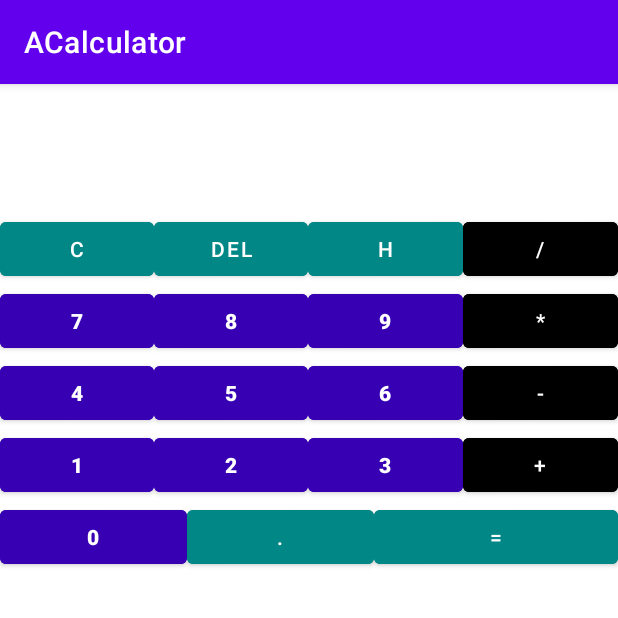
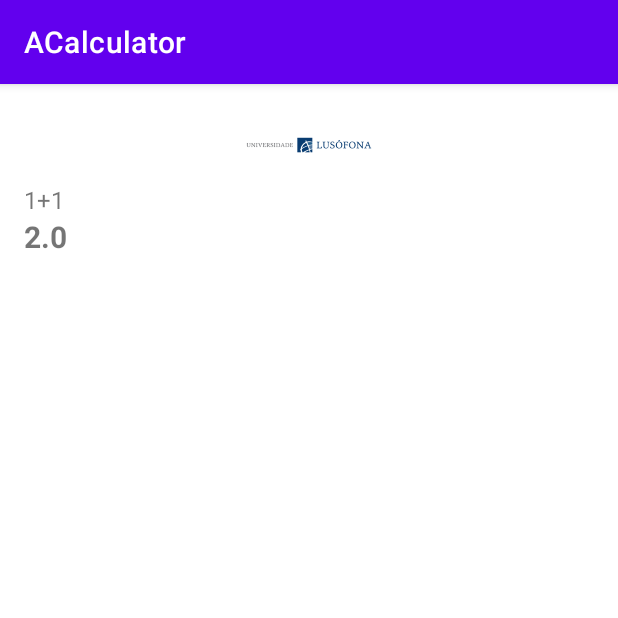
Before and after one commit to Martim-21805485/ACalculator, an Android app: the screen it shows after launch (MainActivity before the commit, HistoryActivity after it), after a tap on an icon or button, on a phone screen of 412 x 824 dp, the top half of it. Run offline under Robolectric (Android 15) with nearby library versions, the phone set to English and light mode, and no system bars; 2 other taps on this screen came first.

Commit message:
Ficha 6.... Enfim :/

```diff
--- a/app/build.gradle
+++ b/app/build.gradle
@@ -44,4 +44,5 @@ dependencies {
     testImplementation 'junit:junit:4.+'
     androidTestImplementation 'androidx.test.ext:junit:1.1.2'
     androidTestImplementation 'androidx.test.espresso:espresso-core:3.3.0'
+    implementation 'com.android.support:recyclerview-v7:28.0.0'
 }
--- a/app/src/main/AndroidManifest.xml
+++ b/app/src/main/AndroidManifest.xml
@@ -9,6 +9,7 @@
         android:roundIcon="@mipmap/ic_launcher_round"
         android:supportsRtl="true"
         android:theme="@style/Theme.ACalculator">
+        <activity android:name=".HistoryActivity"></activity>
         <activity android:name=".MainActivity">
             <intent-filter>
                 <action android:name="android.intent.action.MAIN" />
--- /dev/null
+++ b/app/src/main/java/com/example/acalculator/HistoryActivity.kt
@@ -0,0 +1,25 @@
+package com.example.acalculator
+
+import androidx.appcompat.app.AppCompatActivity
+import android.os.Bundle
+import androidx.recyclerview.widget.LinearLayoutManager
+import kotlinx.android.synthetic.main.activity_history.*
+
+
+class HistoryActivity : AppCompatActivity() {
+
+
+    override fun onCreate(savedInstanceState: Bundle?) {
+        super.onCreate(savedInstanceState)
+        setContentView(R.layout.activity_history)
+    }
+
+    override fun onStart() {
+        super.onStart()
+
+        val list = intent.getParcelableArrayListExtra<Operation>(EXTRA_HISTORY)
+
+        list_historic.layoutManager = LinearLayoutManager(this)
+        list_historic.adapter = HistoryAdapter(this,R.layout.item_expression,list as ArrayList<Operation>)
+    }
+}
--- a/app/src/main/java/com/example/acalculator/HistoryAdapter.kt
+++ b/app/src/main/java/com/example/acalculator/HistoryAdapter.kt
@@ -1,32 +1,37 @@
 package com.example.acalculator
 
 import android.content.Context
+import android.util.Log
 import android.view.LayoutInflater
 import android.view.View
 import android.view.ViewGroup
 import android.widget.ArrayAdapter
+import android.widget.ListAdapter
+import android.widget.TextView
+import androidx.recyclerview.widget.RecyclerView
 import kotlinx.android.synthetic.main.item_expression.view.*
 
-class HistoryAdapter (context: Context, private val layout: Int, items: ArrayList<String> ) : ArrayAdapter<String> (context,layout,items) {
+class HistoryAdapter(
+    private val context: Context,
+    private val layout: Int,
+    private val items: MutableList<Operation>) :RecyclerView.Adapter<HistoryAdapter.HistoryViewHolder>() {
 
-    override fun getCount(): Int {
-        return super.getCount()
+
+    class HistoryViewHolder(view: View): RecyclerView.ViewHolder(view){
+        val expression : TextView = view.text_expression
+        val result: TextView = view.text_result
     }
 
-    override fun getItem(position: Int): String? {
-        return super.getItem(position)
+
+    override fun onCreateViewHolder(parent: ViewGroup, viewType: Int): HistoryViewHolder {
+        return HistoryViewHolder(LayoutInflater.from(context).inflate(layout,parent,false))
     }
 
-    override fun getItemId(position: Int): Long {
-        return super.getItemId(position)
+    override fun onBindViewHolder(holder: HistoryViewHolder, position: Int) {
+        holder.expression.text = items[position].expression
+        holder.result.text = items[position].result.toString()
     }
 
-    override fun getView(position: Int, convertView: View?, parent: ViewGroup): View {
-        val view = convertView ?: LayoutInflater.from(context).inflate(layout,parent,false)
-        val expressionParts = getItem(position)?.split("=")
-        view.text_expression.text = expressionParts?.get(0)
-        view.text_result.text = expressionParts?.get(1)
-        return view
-    }
+    override fun getItemCount() = items.size
 
 }
--- a/app/src/main/java/com/example/acalculator/MainActivity.kt
+++ b/app/src/main/java/com/example/acalculator/MainActivity.kt
@@ -1,22 +1,25 @@
 package com.example.acalculator
 
+import android.content.Intent
 import android.content.res.Configuration
 import android.os.Bundle
 import android.text.format.DateFormat
 import android.util.Log
-import android.widget.AdapterView.OnItemClickListener
+import android.view.View
 import android.widget.Toast
 import androidx.appcompat.app.AppCompatActivity
 import kotlinx.android.synthetic.main.activity_main.*
 import net.objecthunter.exp4j.ExpressionBuilder
-import java.io.IOException
 import java.util.*
+import kotlin.collections.ArrayList
+
+const val EXTRA_HISTORY = "com.example.acalculator.HISTORY"
+class MainActivity : AppCompatActivity() {
 
 
-class MainActivity : AppCompatActivity() {
     private val TAG = MainActivity::class.java.simpleName
     private val VISOR_KEY = "visor"
-    private val list = mutableListOf("1+1=2")
+    private val list = mutableListOf(Operation("1+1",2.0))
     private var historyAdapter: HistoryAdapter? = null
 
     private var lastCal = "";
@@ -30,22 +33,6 @@ class MainActivity : AppCompatActivity() {
         super.onStart()
         Toast.makeText(this, "OnStart ${DateFormat.format(" hh:mm:ss", Date())}", Toast.LENGTH_SHORT).show()
 
-        button_0.setOnClickListener{ onClickSymbol("0") }
-        button_1.setOnClickListener{ onClickSymbol("1") }
-        button_2.setOnClickListener{ onClickSymbol("2") }
-        button_3.setOnClickListener{ onClickSymbol("3") }
-        button_4.setOnClickListener{ onClickSymbol("4") }
-        button_5.setOnClickListener{ onClickSymbol("5") }
-        button_6.setOnClickListener{ onClickSymbol("6") }
-        button_7.setOnClickListener{ onClickSymbol("7") }
-        button_8.setOnClickListener{ onClickSymbol("8") }
-        button_9.setOnClickListener{ onClickSymbol("9") }
-
-        button_dot.setOnClickListener{ onClickSymbol(".") }
-        button_adition.setOnClickListener{ onClickSymbol("+")}
-        button_less.setOnClickListener{ onClickSymbol("-")}
-        button_multiply.setOnClickListener{ onClickSymbol("*")}
-        button_divide.setOnClickListener{ onClickSymbol("/")}
 
         button_C.setOnClickListener{
             Log.i(TAG, "Click no botão C")
@@ -56,9 +43,7 @@ class MainActivity : AppCompatActivity() {
             text_visor.text = text_visor.text.dropLast(1)
         }
         button_H.setOnClickListener{
-            if(!(lastCal == "")){
-                text_visor.text = lastCal;
-            }
+            onClickHistory()
         }
 
         button_equals.setOnClickListener{ onClickEquals() }
@@ -66,16 +51,16 @@ class MainActivity : AppCompatActivity() {
         if (orientation == Configuration.ORIENTATION_PORTRAIT) {
             // code for portrait mode
         } else {
-            historyAdapter = HistoryAdapter(this, R.layout.item_expression, list as ArrayList<String>)
+            historyAdapter = HistoryAdapter(this, R.layout.item_expression, list as ArrayList<Operation>)
             list_historic.adapter = historyAdapter
         }
 
-        list_historic.setOnItemClickListener(OnItemClickListener { adapterView, view, position, id ->
-            Toast.makeText(this, list.elementAt(position), Toast.LENGTH_SHORT).show()
-        })
     }
 
-    private fun onClickSymbol(symbol: String){
+
+
+     fun onClickSymbol(view: View){
+         val symbol = view.tag.toString()
         Log.i(TAG, "Click no botão ${symbol}")
         if(text_visor.text == "0"){
             text_visor.text = symbol
@@ -84,25 +69,30 @@ class MainActivity : AppCompatActivity() {
         }
     }
 
+    fun onClickHistory(){
+        val intent = Intent(this, HistoryActivity::class.java)
+        intent.apply { putExtra(EXTRA_HISTORY, ArrayList(list)) }
+        startActivity(intent)
+        finish()
+    }
+
     private fun onClickEquals(){
         try {
             lastCal = ""
             Log.i(TAG, "Click no botão =")
             lastCal += text_visor.text.toString()
+            var exp = text_visor.text.toString()
             val expression = ExpressionBuilder(text_visor.text.toString()).build()
             text_visor.text = expression.evaluate().toString()
             lastCal += "=${text_visor.text}"
             Log.i(TAG, lastCal)
-            list.add(lastCal)
+            list.add(Operation(exp,expression.evaluate()))
             val orientation = this.resources.configuration.orientation
             if (orientation == Configuration.ORIENTATION_PORTRAIT) {
                 // code for portrait mode
             } else {
                 historyAdapter?.notifyDataSetChanged()
             }
-            list_historic.setOnItemClickListener(OnItemClickListener { adapterView, view, position, id ->
-                Toast.makeText(this, list.elementAt(position), Toast.LENGTH_SHORT).show()
-            })
             Log.i(TAG, "O resultado da expressão é ${text_visor.text}")
         } catch (e: IllegalArgumentException) {
             // handler
@@ -141,4 +131,6 @@ class MainActivity : AppCompatActivity() {
         Toast.makeText(this, "onDestroy ${DateFormat.format(" hh:mm:ss", Date())}", Toast.LENGTH_SHORT).show()
     }
 
+
+
 }
--- /dev/null
+++ b/app/src/main/java/com/example/acalculator/Operation.kt
@@ -0,0 +1,8 @@
+package com.example.acalculator
+
+import android.os.Parcelable
+import kotlinx.android.parcel.Parcelize
+
+@Parcelize
+class Operation(val expression: String, val result: Double): Parcelable {
+}
--- a/app/src/main/res/layout-land/activity_main.xml
+++ b/app/src/main/res/layout-land/activity_main.xml
@@ -22,7 +22,7 @@
         android:layout_height="match_parent"
         android:orientation="horizontal">
 
-        <ListView
+        <androidx.recyclerview.widget.RecyclerView
             android:id="@+id/list_historic"
             android:layout_width="0dp"
             android:layout_height="match_parent"
--- /dev/null
+++ b/app/src/main/res/layout/activity_history.xml
@@ -0,0 +1,16 @@
+<?xml version="1.0" encoding="utf-8"?>
+<LinearLayout
+    xmlns:android="http://schemas.android.com/apk/res/android"
+    xmlns:app="http://schemas.android.com/apk/res-auto"
+    xmlns:tools="http://schemas.android.com/tools"
+    android:layout_width="match_parent"
+    android:layout_height="match_parent"
+    tools:context=".HistoryActivity">
+
+    <androidx.recyclerview.widget.RecyclerView
+        android:id="@+id/list_historic"
+        android:layout_width="0dp"
+        android:layout_height="match_parent"
+        android:layout_weight="4" />
+
+</LinearLayout>
```
Also changed, not shown: app/src/main/res/layout/activity_main.xml (+30 -0 lines).
